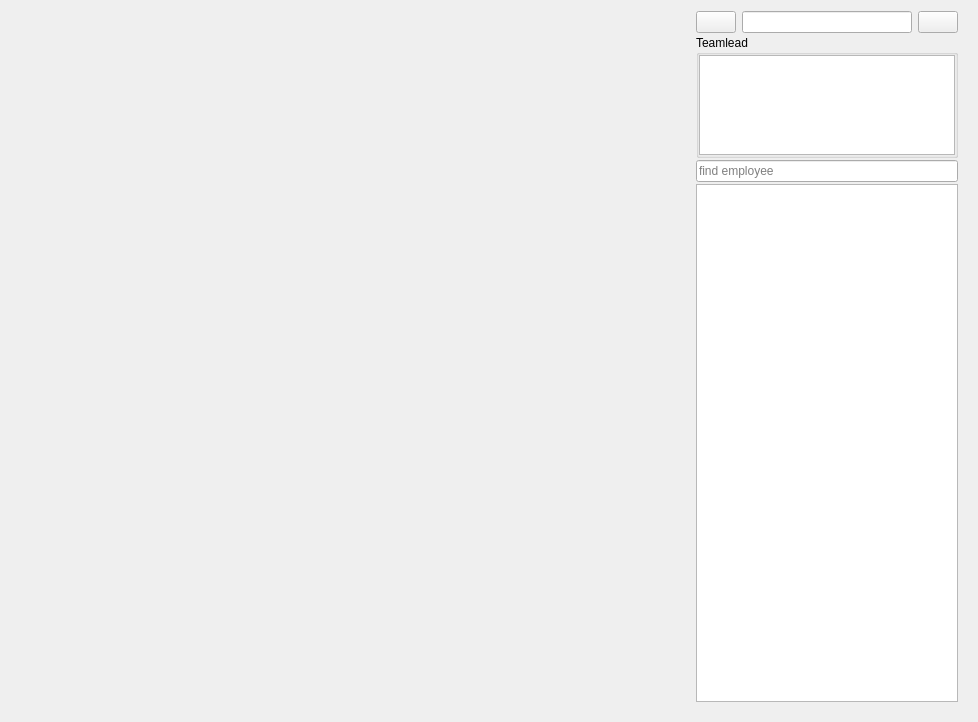
First picture: the form in Reports/cr5mfdaily.ui, repository End1-1/Cafe5, before the edit.
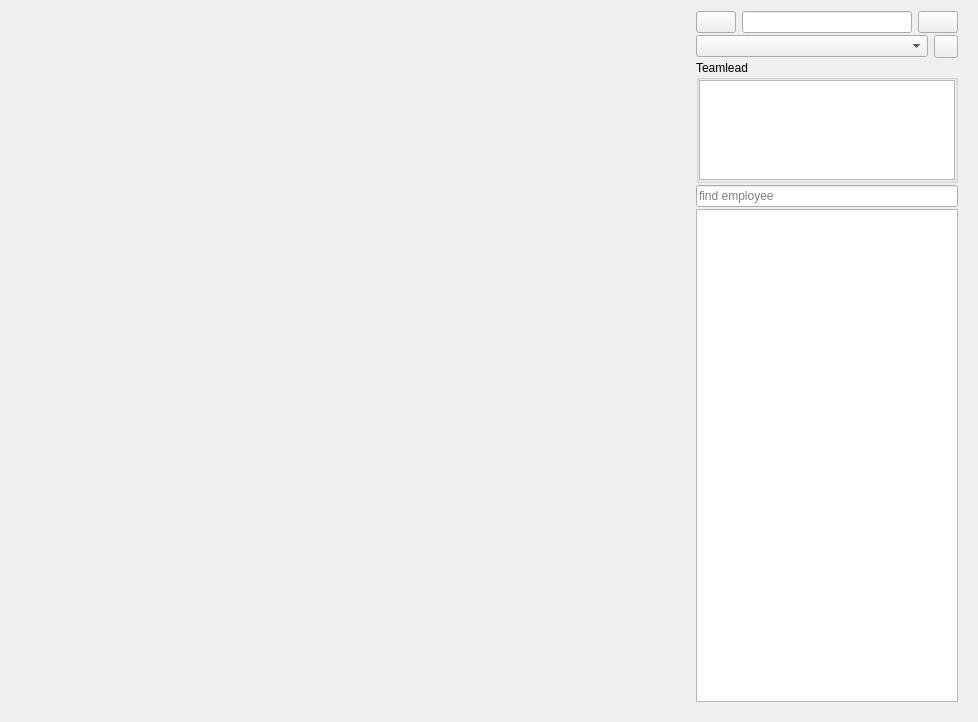
Second picture: the form after the edit. Icons and pictures are not drawn. Custom widgets are drawn as their Qt base class.

Patch:
```diff
--- a/Reports/cr5mfdaily.ui
+++ b/Reports/cr5mfdaily.ui
@@ -93,6 +93,44 @@
         </layout>
        </widget>
       </item>
+      <item>
+       <widget class="QWidget" name="widget_2" native="true">
+        <property name="minimumSize">
+         <size>
+          <width>0</width>
+          <height>20</height>
+         </size>
+        </property>
+        <layout class="QHBoxLayout" name="horizontalLayout_3">
+         <property name="leftMargin">
+          <number>0</number>
+         </property>
+         <property name="topMargin">
+          <number>0</number>
+         </property>
+         <property name="rightMargin">
+          <number>0</number>
+         </property>
+         <property name="bottomMargin">
+          <number>0</number>
+         </property>
+         <item>
+          <widget class="QComboBox" name="cbTasks"/>
+         </item>
+         <item>
+          <widget class="QToolButton" name="btnRefreshTask">
+           <property name="text">
+            <string/>
+           </property>
+           <property name="icon">
+            <iconset resource="../resources/res.qrc">
+             <normaloff>:/refresh.png</normaloff>:/refresh.png</iconset>
+           </property>
+          </widget>
+         </item>
+        </layout>
+       </widget>
+      </item>
       <item>
        <widget class="QGroupBox" name="groupBox">
         <property name="sizePolicy">
```
